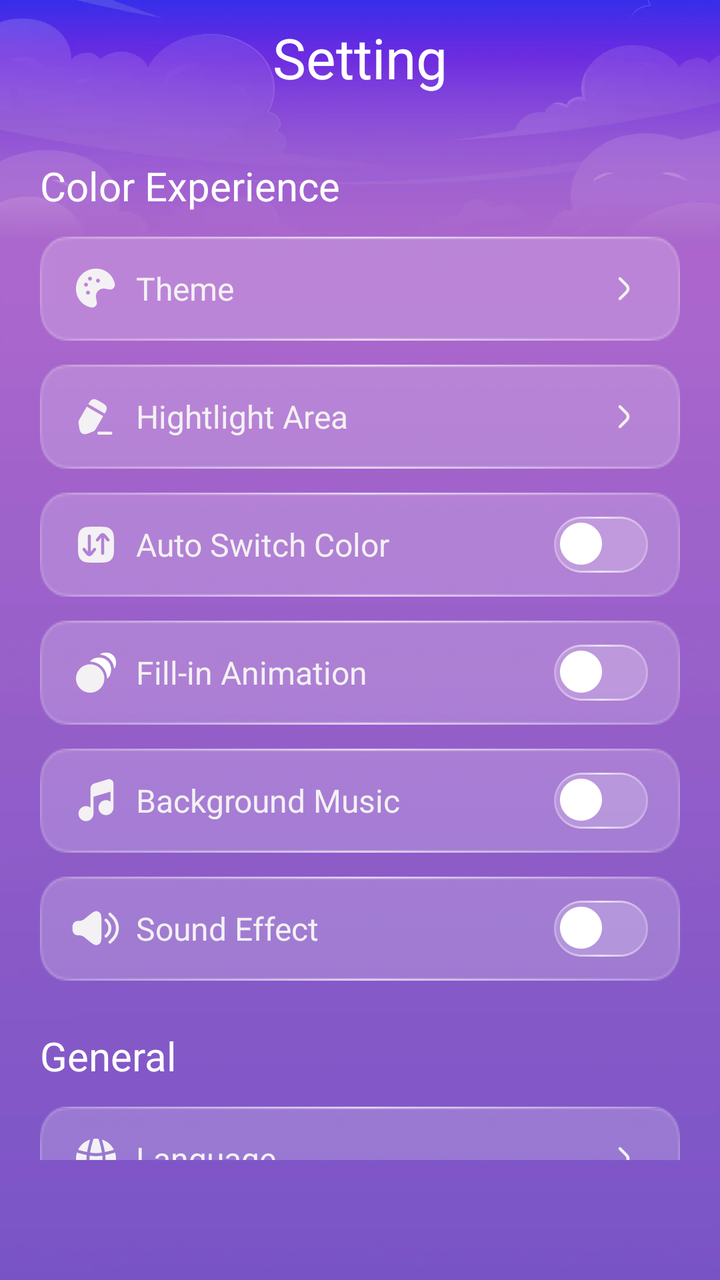
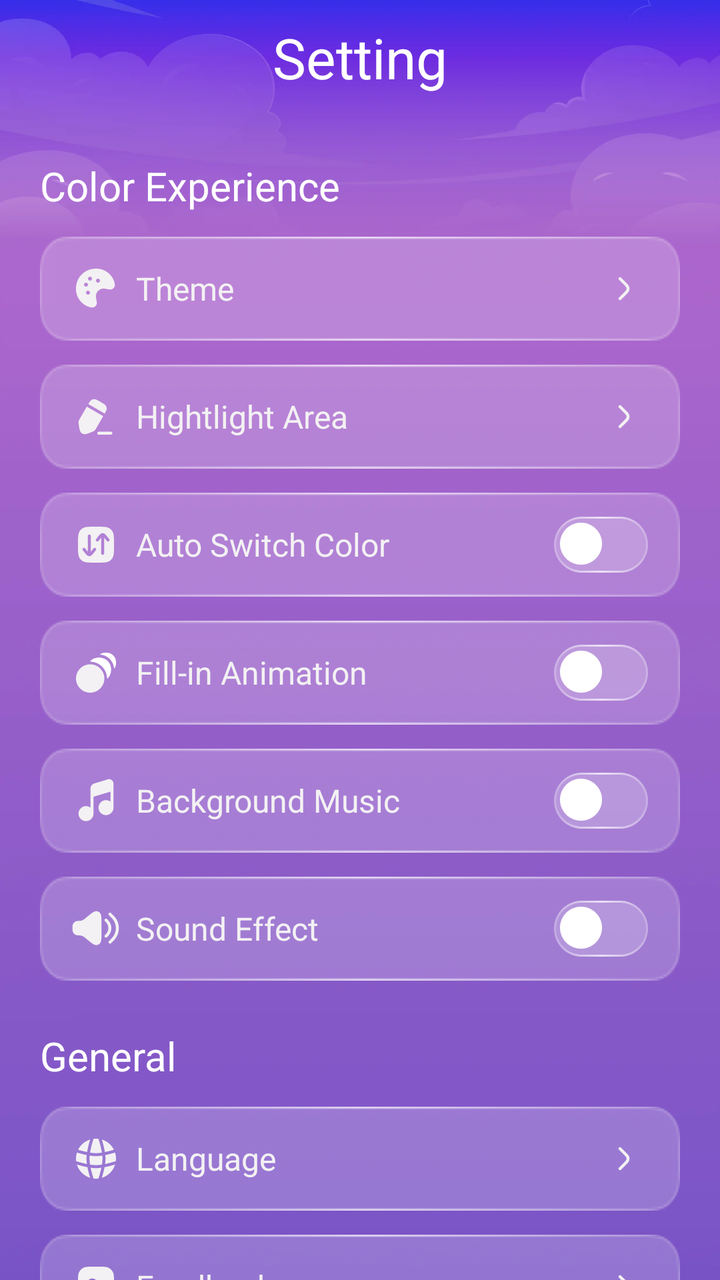

An Android layout rendered at two revisions. The XML below is the earlier revision; the diff shows what the commit changed to produce the second picture.
<!-- AndroidManifest.xml: application theme Theme.BaseProject -->
<!-- res/layout/activity_setting.xml -->
<?xml version="1.0" encoding="utf-8"?>
<androidx.constraintlayout.widget.ConstraintLayout xmlns:android="http://schemas.android.com/apk/res/android"
    xmlns:app="http://schemas.android.com/apk/res-auto"
    xmlns:tools="http://schemas.android.com/tools"
    android:id="@+id/main"
    android:layout_width="match_parent"
    android:layout_height="match_parent"
    android:background="@drawable/bg_full_main_theme_01"
    android:layoutDirection="ltr"
    tools:context=".activities.SettingActivity">


    <TextView
        android:id="@+id/tvTitle"
        style="@style/Heading1"
        android:layout_width="match_parent"
        android:layout_height="wrap_content"
        android:layout_marginHorizontal="60dp"
        android:layout_marginTop="10dp"
        android:gravity="center"
        android:text="@string/setting"
        android:textColor="@color/white"
        app:layout_constraintEnd_toEndOf="parent"
        app:layout_constraintStart_toStartOf="parent"
        app:layout_constraintTop_toTopOf="parent" />

    <androidx.core.widget.NestedScrollView
        android:id="@+id/nestedScrollView"
        android:layout_width="match_parent"
        android:layout_height="0dp"
        android:layout_marginTop="32dp"
        android:paddingBottom="60dp"
        app:layout_constraintBottom_toTopOf="@id/frNative"
        app:layout_constraintEnd_toEndOf="parent"
        app:layout_constraintStart_toStartOf="parent"
        app:layout_constraintTop_toBottomOf="@id/tvTitle">

        <androidx.constraintlayout.widget.ConstraintLayout
            android:layout_width="match_parent"
            android:layout_height="wrap_content"
            android:layout_marginHorizontal="20dp">

            <TextView
                android:id="@+id/tvFirst"
                style="@style/Caption"
                android:layout_width="wrap_content"
                android:layout_height="wrap_content"
                android:text="@string/color_experience"
                android:textColor="@color/white"
                app:layout_constraintStart_toStartOf="parent"
                app:layout_constraintTop_toTopOf="parent" />

            <LinearLayout
                android:id="@+id/btnTheme"
                android:layout_width="match_parent"
                android:layout_height="wrap_content"
                android:layout_marginTop="12dp"
                android:background="@drawable/bg_no_colors"
                android:gravity="center"
                android:orientation="horizontal"
                android:paddingHorizontal="16dp"
                app:layout_constraintTop_toBottomOf="@id/tvFirst">

                <ImageView
                    android:layout_width="24dp"
                    android:layout_height="24dp"
                    android:src="@drawable/ic_theme" />

                <TextView
                    style="@style/BodyL"
                    android:layout_width="0dp"
                    android:layout_height="wrap_content"
                    android:layout_marginHorizontal="8dp"
                    android:layout_weight="1"
                    android:text="@string/theme"
                    android:textColor="@color/grey_50" />

                <ImageView
                    android:layout_width="24dp"
                    android:layout_height="24dp"
                    android:src="@drawable/ic_white_mini_arrow" />
            </LinearLayout>

            <LinearLayout
                android:id="@+id/btnHighLight"
                android:layout_width="match_parent"
                android:layout_height="wrap_content"
                android:layout_marginTop="12dp"
                android:background="@drawable/bg_no_colors"
                android:gravity="center"
                android:orientation="horizontal"
                android:paddingHorizontal="16dp"
                app:layout_constraintTop_toBottomOf="@id/btnTheme">

                <ImageView
                    android:layout_width="24dp"
                    android:layout_height="24dp"
                    android:src="@drawable/ic_highlight" />

                <TextView
                    style="@style/BodyL"
                    android:layout_width="0dp"
                    android:layout_height="wrap_content"
                    android:layout_marginHorizontal="8dp"
                    android:layout_weight="1"
                    android:text="@string/hightlight_area"
                    android:textColor="@color/grey_50" />

                <ImageView
                    android:layout_width="24dp"
                    android:layout_height="24dp"
                    android:src="@drawable/ic_white_mini_arrow" />
            </LinearLayout>

            <LinearLayout
                android:id="@+id/btnAutoSwitchColor"
                android:layout_width="match_parent"
                android:layout_height="wrap_content"
                android:layout_marginTop="12dp"
                android:background="@drawable/bg_no_colors"
                android:gravity="center"
                android:orientation="horizontal"
                android:paddingHorizontal="16dp"
                app:layout_constraintTop_toBottomOf="@id/btnHighLight">

                <ImageView
                    android:layout_width="24dp"
                    android:layout_height="24dp"
                    android:src="@drawable/ic_auto_switch_color" />

                <TextView
                    style="@style/BodyL"
                    android:layout_width="0dp"
                    android:layout_height="wrap_content"
                    android:layout_marginHorizontal="8dp"
                    android:layout_weight="1"
                    android:text="@string/auto_switch_color"
                    android:textColor="@color/grey_50" />

                <ImageView
                    android:id="@+id/btnSwitchColor"
                    android:layout_width="47dp"
                    android:layout_height="28dp"
                    android:src="@drawable/ic_switch_selector" />
            </LinearLayout>

            <LinearLayout
                android:id="@+id/btnFillInAnim"
                android:layout_width="match_parent"
                android:layout_height="wrap_content"
                android:layout_marginTop="12dp"
                android:background="@drawable/bg_no_colors"
                android:gravity="center"
                android:orientation="horizontal"
                android:paddingHorizontal="16dp"
                app:layout_constraintTop_toBottomOf="@id/btnAutoSwitchColor">

                <ImageView
                    android:layout_width="24dp"
                    android:layout_height="24dp"
                    android:src="@drawable/ic_fill_in_anim" />

                <TextView
                    style="@style/BodyL"
                    android:layout_width="0dp"
                    android:layout_height="wrap_content"
                    android:layout_marginHorizontal="8dp"
                    android:layout_weight="1"
                    android:text="@string/fill_in_animation"
                    android:textColor="@color/grey_50" />

                <ImageView
                    android:id="@+id/btnFillInAnimation"
                    android:layout_width="47dp"
                    android:layout_height="28dp"
                    android:src="@drawable/ic_switch_selector" />
            </LinearLayout>

            <LinearLayout
                android:id="@+id/btnBackgroundMusic"
                android:layout_width="match_parent"
                android:layout_height="wrap_content"
                android:layout_marginTop="12dp"
                android:background="@drawable/bg_no_colors"
                android:gravity="center"
                android:orientation="horizontal"
                android:paddingHorizontal="16dp"
                app:layout_constraintTop_toBottomOf="@id/btnFillInAnim">

                <ImageView
                    android:layout_width="24dp"
                    android:layout_height="24dp"
                    android:src="@drawable/ic_background_music" />

                <TextView
                    style="@style/BodyL"
                    android:layout_width="0dp"
                    android:layout_height="wrap_content"
                    android:layout_marginHorizontal="8dp"
                    android:layout_weight="1"
                    android:text="@string/background_music"
                    android:textColor="@color/grey_50" />

                <ImageView
                    android:id="@+id/btnBackgroundMusicSwitch"
                    android:layout_width="47dp"
                    android:layout_height="28dp"
                    android:src="@drawable/ic_switch_selector" />
            </LinearLayout>

            <LinearLayout
                android:id="@+id/btnSoundEffect"
                android:layout_width="match_parent"
                android:layout_height="wrap_content"
                android:layout_marginTop="12dp"
                android:background="@drawable/bg_no_colors"
                android:gravity="center"
                android:orientation="horizontal"
                android:paddingHorizontal="16dp"
                app:layout_constraintTop_toBottomOf="@id/btnBackgroundMusic">

                <ImageView
                    android:layout_width="24dp"
                    android:layout_height="24dp"
                    android:src="@drawable/ic_sound_effect" />

                <TextView
                    style="@style/BodyL"
                    android:layout_width="0dp"
                    android:layout_height="wrap_content"
                    android:layout_marginHorizontal="8dp"
                    android:layout_weight="1"
                    android:text="@string/sound_effect"
                    android:textColor="@color/grey_50" />

                <ImageView
                    android:id="@+id/btnSoundEffectSwitch"
                    android:layout_width="47dp"
                    android:layout_height="28dp"
                    android:src="@drawable/ic_switch_selector" />
            </LinearLayout>

            <TextView
                android:id="@+id/tvGeneral"
                style="@style/Caption"
                android:layout_width="wrap_content"
                android:layout_height="wrap_content"
                android:layout_marginTop="24dp"
                android:text="@string/general"
                android:textColor="@color/white"
                app:layout_constraintStart_toStartOf="parent"
                app:layout_constraintTop_toBottomOf="@id/btnSoundEffect" />

            <LinearLayout
                android:id="@+id/btnLanguage"
                android:layout_width="match_parent"
                android:layout_height="wrap_content"
                android:layout_marginTop="12dp"
                android:background="@drawable/bg_no_colors"
                android:gravity="center"
                android:orientation="horizontal"
                android:paddingHorizontal="16dp"
                app:layout_constraintTop_toBottomOf="@id/tvGeneral">

                <ImageView
                    android:layout_width="24dp"
                    android:layout_height="24dp"
                    android:src="@drawable/ic_language" />

                <TextView
                    style="@style/BodyL"
                    android:layout_width="0dp"
                    android:layout_height="wrap_content"
                    android:layout_marginHorizontal="8dp"
                    android:layout_weight="1"
                    android:text="@string/language"
                    android:textColor="@color/grey_50" />

                <ImageView
                    android:layout_width="24dp"
                    android:layout_height="24dp"
                    android:src="@drawable/ic_white_mini_arrow" />
            </LinearLayout>

            <LinearLayout
                android:id="@+id/btnFeedback"
                android:layout_width="match_parent"
                android:layout_height="wrap_content"
                android:layout_marginTop="12dp"
                android:background="@drawable/bg_no_colors"
                android:gravity="center"
                android:orientation="horizontal"
                android:paddingHorizontal="16dp"
                app:layout_constraintTop_toBottomOf="@id/btnLanguage">

                <ImageView
                    android:layout_width="24dp"
                    android:layout_height="24dp"
                    android:src="@drawable/ic_feedback" />

                <TextView
                    style="@style/BodyL"
                    android:layout_width="0dp"
                    android:layout_height="wrap_content"
                    android:layout_marginHorizontal="8dp"
                    android:layout_weight="1"
                    android:text="@string/feedback"
                    android:textColor="@color/grey_50" />

                <ImageView
                    android:layout_width="24dp"
                    android:layout_height="24dp"
                    android:src="@drawable/ic_white_mini_arrow" />
            </LinearLayout>

            <LinearLayout
                android:id="@+id/btnShareApp"
                android:layout_width="match_parent"
                android:layout_height="wrap_content"
                android:layout_marginTop="12dp"
                android:background="@drawable/bg_no_colors"
                android:gravity="center"
                android:orientation="horizontal"
                android:paddingHorizontal="16dp"
                app:layout_constraintTop_toBottomOf="@id/btnFeedback">

                <ImageView
                    android:layout_width="24dp"
                    android:layout_height="24dp"
                    android:src="@drawable/ic_share_app" />

                <TextView
                    style="@style/BodyL"
                    android:layout_width="0dp"
                    android:layout_height="wrap_content"
                    android:layout_marginHorizontal="8dp"
                    android:layout_weight="1"
                    android:text="@string/share_app"
                    android:textColor="@color/grey_50" />

                <ImageView
                    android:layout_width="24dp"
                    android:layout_height="24dp"
                    android:src="@drawable/ic_white_mini_arrow" />
            </LinearLayout>

            <LinearLayout
                android:id="@+id/btnPrivacy"
                android:layout_width="match_parent"
                android:layout_height="wrap_content"
                android:layout_marginTop="12dp"
                android:background="@drawable/bg_no_colors"
                android:gravity="center"
                android:orientation="horizontal"
                android:paddingHorizontal="16dp"
                app:layout_constraintTop_toBottomOf="@id/btnShareApp">

                <ImageView
                    android:layout_width="24dp"
                    android:layout_height="24dp"
                    android:src="@drawable/ic_privacy" />

                <TextView
                    style="@style/BodyL"
                    android:layout_width="0dp"
                    android:layout_height="wrap_content"
                    android:layout_marginHorizontal="8dp"
                    android:layout_weight="1"
                    android:text="@string/privacy_policy"
                    android:textColor="@color/grey_50" />

                <ImageView
                    android:layout_width="24dp"
                    android:layout_height="24dp"
                    android:src="@drawable/ic_white_mini_arrow" />
            </LinearLayout>

            <LinearLayout
                android:id="@+id/btnAppInfo"
                android:layout_width="match_parent"
                android:layout_height="wrap_content"
                android:layout_marginTop="12dp"
                android:background="@drawable/bg_no_colors"
                android:gravity="center"
                android:orientation="horizontal"
                android:paddingHorizontal="16dp"
                app:layout_constraintTop_toBottomOf="@id/btnPrivacy">

                <ImageView
                    android:layout_width="24dp"
                    android:layout_height="24dp"
                    android:src="@drawable/ic_app_info" />

                <TextView
                    style="@style/BodyL"
                    android:layout_width="0dp"
                    android:layout_height="wrap_content"
                    android:layout_marginHorizontal="8dp"
                    android:layout_weight="1"
                    android:text="@string/app_info"
                    android:textColor="@color/grey_50" />

                <ImageView
                    android:layout_width="24dp"
                    android:layout_height="24dp"
                    android:src="@drawable/ic_white_mini_arrow" />
            </LinearLayout>


        </androidx.constraintlayout.widget.ConstraintLayout>
    </androidx.core.widget.NestedScrollView>


    <View
        android:id="@+id/vShowInterAds"
        android:layout_width="match_parent"
        android:layout_height="match_parent"
        android:clickable="true"
        android:visibility="gone" />

    <FrameLayout
        android:id="@+id/frNative"
        android:layout_width="match_parent"
        android:layout_height="wrap_content"
        android:layout_marginTop="12dp"
        android:minHeight="40dp"
        android:visibility="gone"
        app:layout_constraintBottom_toBottomOf="parent"
        app:layout_constraintEnd_toEndOf="parent"
        app:layout_constraintStart_toStartOf="parent"
        tools:visibility="visible" />

</androidx.constraintlayout.widget.ConstraintLayout>
<!-- resources referenced by this layout -->
<resources>
  <color name="grey_50">#F3F1F3</color>
  <color name="white">#FFFFFFFF</color>
  <!-- drawable ic_app_info (drawable) -->
  <vector xmlns:android="http://schemas.android.com/apk/res/android"
      android:width="24dp"
      android:height="24dp"
      android:viewportWidth="24"
      android:viewportHeight="24">
    <path
        android:pathData="M22,12C22,17.523 17.523,22 12,22C6.477,22 2,17.523 2,12C2,6.477 6.477,2 12,2C17.523,2 22,6.477 22,12ZM12,10.25C12.414,10.25 12.75,10.586 12.75,11V17C12.75,17.414 12.414,17.75 12,17.75C11.586,17.75 11.25,17.414 11.25,17V11C11.25,10.586 11.586,10.25 12,10.25ZM12,9C12.552,9 13,8.552 13,8C13,7.448 12.552,7 12,7C11.448,7 11,7.448 11,8C11,8.552 11.448,9 12,9Z"
        android:fillColor="#F3F1F3"
        android:fillType="evenOdd"/>
  </vector>
  <!-- drawable ic_background_music (drawable) -->
  <vector xmlns:android="http://schemas.android.com/apk/res/android"
      android:width="24dp"
      android:height="24dp"
      android:viewportWidth="24"
      android:viewportHeight="24">
    <path
        android:pathData="M19.25,7.486L10.75,10.036V18.478C10.75,20.549 9.071,22.228 7,22.228C4.929,22.228 3.25,20.549 3.25,18.478C3.25,16.407 4.929,14.728 7,14.728C7.844,14.728 8.623,15.007 9.25,15.478V5.987C9.25,4.759 10.064,3.68 11.245,3.343L13.287,2.759L17.868,1.35C19.3,0.909 20.75,1.98 20.75,3.478V15.478C20.75,17.549 19.071,19.228 17,19.228C14.929,19.228 13.25,17.549 13.25,15.478C13.25,13.407 14.929,11.728 17,11.728C17.844,11.728 18.623,12.007 19.25,12.478V7.486Z"
        android:fillColor="#F3F1F3"/>
  </vector>
  <!-- drawable ic_switch_selector (drawable) -->
  <?xml version="1.0" encoding="utf-8"?>
  <selector xmlns:android="http://schemas.android.com/apk/res/android">
  
      <item android:drawable="@drawable/ic_switch_on" android:state_selected="true" />
      <item android:drawable="@drawable/ic_switch_off" />
  </selector>
  <string name="app_info">App Info</string>
  <string name="auto_switch_color">Auto Switch Color</string>
  <string name="background_music">Background Music</string>
  <string name="color_experience">Color Experience</string>
  <string name="feedback">Feedback</string>
  <string name="fill_in_animation">Fill-in Animation</string>
  <string name="general">General</string>
  <string name="hightlight_area">Hightlight Area</string>
  <string name="language">Language</string>
  <string name="privacy_policy">Privacy Policy</string>
  <string name="setting">Setting</string>
  <string name="share_app">Share App</string>
  <string name="sound_effect">Sound Effect</string>
  <string name="theme">Theme</string>
  <style name="BodyL">
          <item name="fontFamily">@font/nunito_sans_medium</item>
          <item name="android:textSize">16sp</item>
      </style>
  <style name="Caption">
          <item name="fontFamily">@font/nunito_sans_bold</item>
          <item name="android:textSize">20sp</item>
      </style>
  <style name="Heading1">
          <item name="fontFamily">@font/capriola_regular</item>
          <item name="android:textSize">28sp</item>
      </style>
  <style name="Theme.BaseProject" parent="Base.Theme.BaseProject" />
  <style name="Base.Theme.BaseProject" parent="Theme.Material3.DayNight.NoActionBar">
          
          
      </style>
  <!-- unchanged entries left out for length: 14 -->
</resources>

<!-- the commit's change to res/layout/activity_setting.xml (unified diff, before → after) -->
@@ -29,9 +29,10 @@
         android:layout_width="match_parent"
         android:layout_height="0dp"
         android:layout_marginTop="32dp"
-        android:paddingBottom="60dp"
+        android:paddingBottom="90dp"
         app:layout_constraintBottom_toTopOf="@id/frNative"
         app:layout_constraintEnd_toEndOf="parent"
+        android:clipToPadding="false"
         app:layout_constraintStart_toStartOf="parent"
         app:layout_constraintTop_toBottomOf="@id/tvTitle">
 
